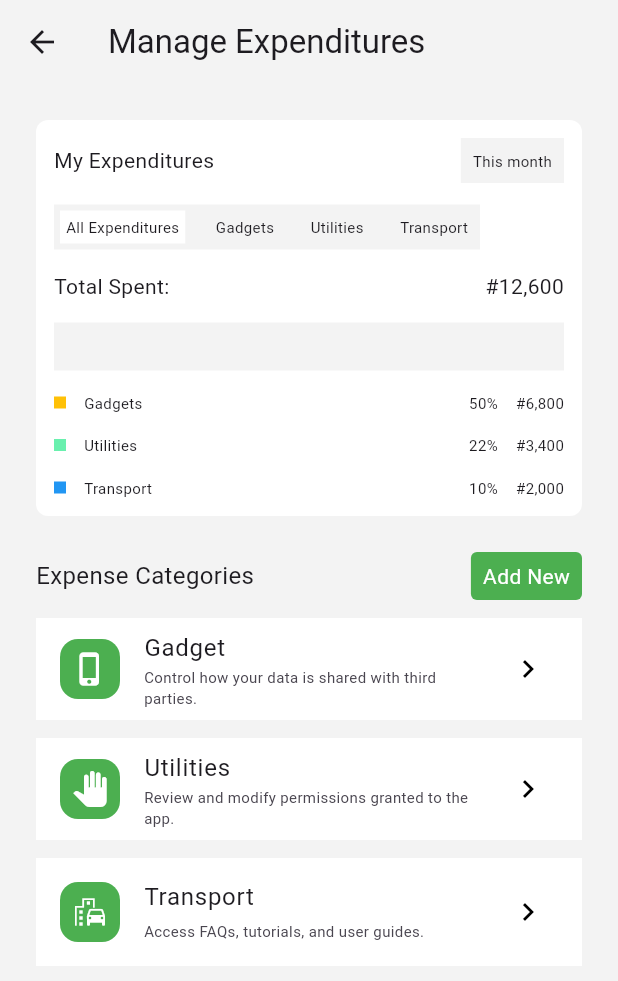
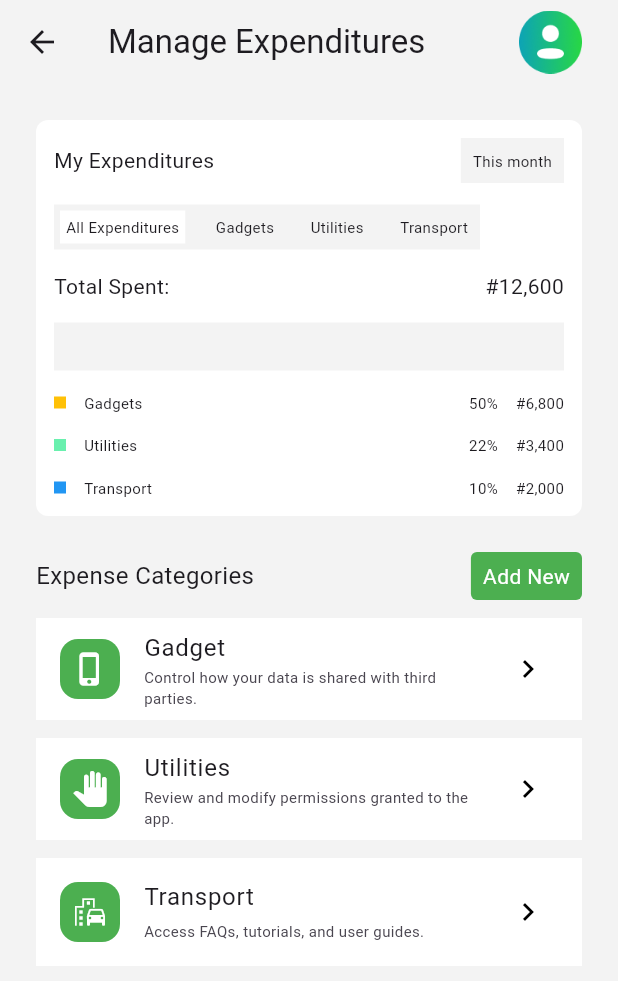
Before and after one commit to olumuyiwaa/fatherland-money, a Flutter app: the screen it shows after launch, after a tap on "Manage Expenses", on a phone screen of 412 x 824 dp. Shown: the top 981 px of the screen. Run offline on Flutter 3.47's test engine with Material 3 defaults, Android fonts, the phone set to English and light mode, and no system bars.

Commit message:
"Updated various pages and widgets with new layout and design elements, including adding icons and adjusting padding and spacing."

```diff
--- a/lib/pages/home_page.dart
+++ b/lib/pages/home_page.dart
@@ -54,7 +54,7 @@ class HomePage extends StatelessWidget {
         ),
         Container(
           padding: EdgeInsets.fromLTRB(16, 16, 16, 20),
-          height: 198,
+          height: 220,
           decoration: BoxDecoration(
               image: DecorationImage(
             image: AssetImage('assets/balance.png'),
@@ -173,12 +173,14 @@ class HomePage extends StatelessWidget {
           ),
         ),
         SizedBox(
-          height: 24,
+          height: 12,
         ),
+
+        //----------------------------------
         SizedBox(
           height: 100,
           child: Row(
-            mainAxisAlignment: MainAxisAlignment.spaceBetween,
+            mainAxisAlignment: MainAxisAlignment.spaceAround,
             children: [
               GestureDetector(
                 onTap: () {
@@ -229,13 +231,14 @@ class HomePage extends StatelessWidget {
                 },
                 child: CategoryCard(
                     categoryTitle: 'Manage Expenses',
-                    categoryIcon: 'icon-more.png'),
+                    categoryIcon: 'icon-4.png'),
               ),
             ],
           ),
         ),
+        //----------------------
         SizedBox(
-          height: 24,
+          height: 20,
         ),
         ExpenditureWidget(),
         AnalyticsWidget(),
@@ -254,6 +257,7 @@ class HomePage extends StatelessWidget {
               return TransationHistoryCard(
                 transactionName: transactionList[index][0],
                 transactionAmount: transactionList[index][1],
+                transactionIcon: Icon(Icons.send),
               );
             }),
       ],
--- a/lib/pages/manage_expenditures.dart
+++ b/lib/pages/manage_expenditures.dart
@@ -14,6 +14,17 @@ class ManageBudgets extends StatelessWidget {
       appBar: AppBar(
         backgroundColor: Color.fromARGB(255, 243, 243, 243),
         title: Text('Manage Expenditures'),
+        centerTitle: false,
+        actions: [
+          Image(
+            height: 42,
+            width: 42,
+            image: AssetImage('assets/icon-1.png'),
+          ),
+          SizedBox(
+            width: 24,
+          )
+        ],
       ),
       body: Padding(
         padding: EdgeInsets.fromLTRB(24, 24, 24, 0),
--- a/lib/pages/settings_page.dart
+++ b/lib/pages/settings_page.dart
@@ -49,9 +49,8 @@ class SettingsPage extends StatelessWidget {
               tileIcon: Icon(Icons.shield),
             ),
             AppTile(
-              titleText: 'Linked Accounts',
-              subtitleText:
-                  'Add or remove linked bank accounts and payment methods.',
+              titleText: 'Linked Cards',
+              subtitleText: 'Add or remove linked and payment methods.',
               tileIcon: Icon(Icons.link),
             ),
             AppTile(
--- a/lib/pages/transaction_log.dart
+++ b/lib/pages/transaction_log.dart
@@ -92,6 +92,7 @@ class TransactionLog extends StatelessWidget {
             itemCount: 10,
             itemBuilder: (context, index) {
               return TransationHistoryCard(
+                transactionIcon: Icon(Icons.send),
                 transactionName: transactionList[index][0],
                 transactionAmount: transactionList[index][1],
               );
--- a/lib/utilities/category_card.dart
+++ b/lib/utilities/category_card.dart
@@ -16,7 +16,7 @@ class CategoryCard extends StatelessWidget {
   Widget build(BuildContext context) {
     return Container(
       padding: EdgeInsets.all(8),
-      width: 80,
+      width: 78,
       decoration: BoxDecoration(
         color: Colors.white,
         borderRadius: BorderRadius.circular(4),
--- a/lib/utilities/transation_history_card.dart
+++ b/lib/utilities/transation_history_card.dart
@@ -4,42 +4,35 @@ import 'package:flutter/material.dart';
 class TransationHistoryCard extends StatelessWidget {
   final String transactionName;
   final int transactionAmount;
+  final Icon transactionIcon;
 
   const TransationHistoryCard({
     super.key,
     required this.transactionName,
     required this.transactionAmount,
+    required this.transactionIcon,
   });
 
   @override
   Widget build(BuildContext context) {
     return Padding(
-      padding: const EdgeInsets.fromLTRB(0, 0, 0, 8),
-      child: Container(
-        height: 64,
-        padding: EdgeInsets.all(12),
+      padding: EdgeInsets.only(bottom: 8),
+      child: ListTile(
+        leading: Container(
+          padding: EdgeInsets.all(8),
           decoration: BoxDecoration(
-            color: Colors.white, borderRadius: BorderRadius.circular(4)),
-        child: Row(
-          crossAxisAlignment: CrossAxisAlignment.center,
-          mainAxisAlignment: MainAxisAlignment.spaceBetween,
-          children: [
-            Container(
-              width: 40,
-              color: Colors.amber,
+            borderRadius: BorderRadius.circular(8),
+            color: Colors.green,
           ),
-            SizedBox(
-              width: 188,
-              child: Column(
-                crossAxisAlignment: CrossAxisAlignment.start,
-                children: [
-                  Text(
+          child: transactionIcon,
+        ),
+        title: Text(
           transactionName,
-                    overflow: TextOverflow.ellipsis,
-                    maxLines: 1,
-                    style: TextStyle(fontSize: 12, fontWeight: FontWeight.w400),
+          style: TextStyle(
+            fontSize: 14,
           ),
-                  Row(
+        ),
+        subtitle: Row(
           children: [
             Text(
               'Jun 27th, 2024.',
@@ -53,13 +46,11 @@ class TransationHistoryCard extends StatelessWidget {
               style: TextStyle(fontSize: 10),
             ),
           ],
-                  )
-                ],
         ),
-            ),
-            Text("₦$transactionAmount")
-          ],
-        ),
+        tileColor: Colors.white,
+        trailing: Text("₦$transactionAmount"),
+        onTap: () {},
+        iconColor: Colors.white,
       ),
     );
   }
--- a/pubspec.yaml
+++ b/pubspec.yaml
@@ -60,6 +60,7 @@ flutter:
     - assets/icon-1.png
     - assets/icon-2.png
     - assets/icon-3.png
+    - assets/icon-4.png
     - assets/vector.png
     - assets/vector-1.png
 
```
Also changed, not shown: lib/pages/bank_statement.dart (+11 -0 lines), lib/pages/money_remitance.dart (+11 -0 lines), lib/pages/money_transfer_page.dart (+11 -0 lines), assets/icon-4.png (added). Lines whose indentation alone changed are shown as unchanged.
